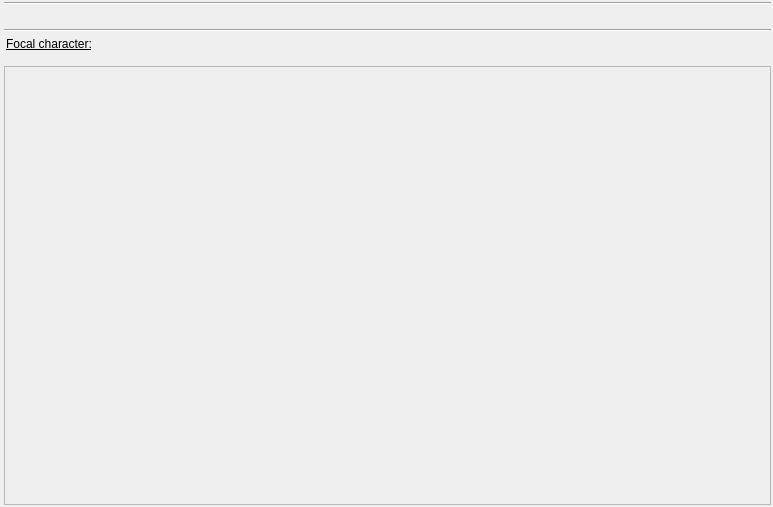
Above: ui/scene_structure_editor_widget.ui from zkovari/plotlyst before the change. Below: the same form after it.
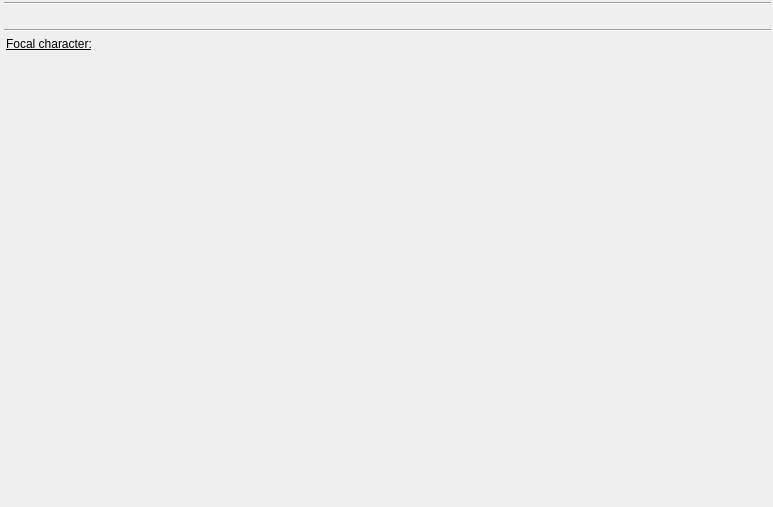
That is the form after the change. Custom widgets are drawn as their Qt base class.

Commit message: Re-implement scene structure layout

The edit to the form file:
```diff
--- a/ui/scene_structure_editor_widget.ui
+++ b/ui/scene_structure_editor_widget.ui
@@ -221,6 +221,9 @@
              </property>
              <item>
               <widget class="QScrollArea" name="scrollArea">
+               <property name="frameShape">
+                <enum>QFrame::NoFrame</enum>
+               </property>
                <property name="horizontalScrollBarPolicy">
                 <enum>Qt::ScrollBarAlwaysOff</enum>
                </property>
@@ -232,8 +235,8 @@
                  <rect>
                   <x>0</x>
                   <y>0</y>
-                  <width>764</width>
-                  <height>431</height>
+                  <width>766</width>
+                  <height>433</height>
                  </rect>
                 </property>
                 <property name="sizePolicy">
```
Left out of the diff: 3 changed lines with no effect on the pictures. The commit also changes 1 other file.
